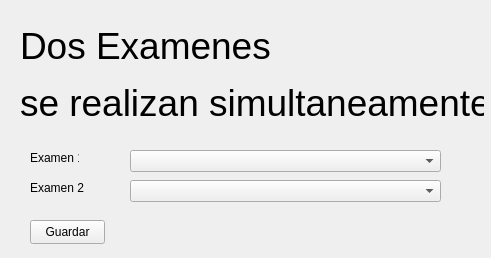
Before: the Qt Designer form Aplicacion/interfaces/Ui/startSameDay.ui in nestorgranado/URJC-TFG-Aplicacion-para-la-gestion-de-horarios-y-examenes-en-la-universidad, drawn with Qt 5.
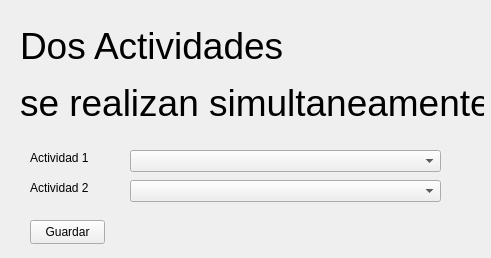
After: the same form once the commit is applied.

What changed in the file:
```diff
--- a/Aplicacion/interfaces/Ui/startSameDay.ui
+++ b/Aplicacion/interfaces/Ui/startSameDay.ui
@@ -18,12 +18,12 @@
     <rect>
      <x>30</x>
      <y>150</y>
-     <width>49</width>
+     <width>71</width>
      <height>16</height>
     </rect>
    </property>
    <property name="text">
-    <string>Examen 1</string>
+    <string>Actividad 1</string>
    </property>
   </widget>
   <widget class="QLabel" name="examen2">
@@ -36,7 +36,7 @@
     </rect>
    </property>
    <property name="text">
-    <string>Examen 2</string>
+    <string>Actividad 2</string>
    </property>
   </widget>
   <widget class="QComboBox" name="examen1Text">
@@ -72,7 +72,7 @@
     <string>Guardar</string>
    </property>
   </widget>
-  <widget class="QWidget" name="">
+  <widget class="QWidget" name="layoutWidget">
    <property name="geometry">
     <rect>
      <x>20</x>
@@ -90,7 +90,7 @@
        </font>
       </property>
       <property name="text">
-       <string>Dos Examenes </string>
+       <string>Dos Actividades </string>
       </property>
      </widget>
     </item>
```
Left out of the diff: 8 changed lines with no effect on the pictures.
